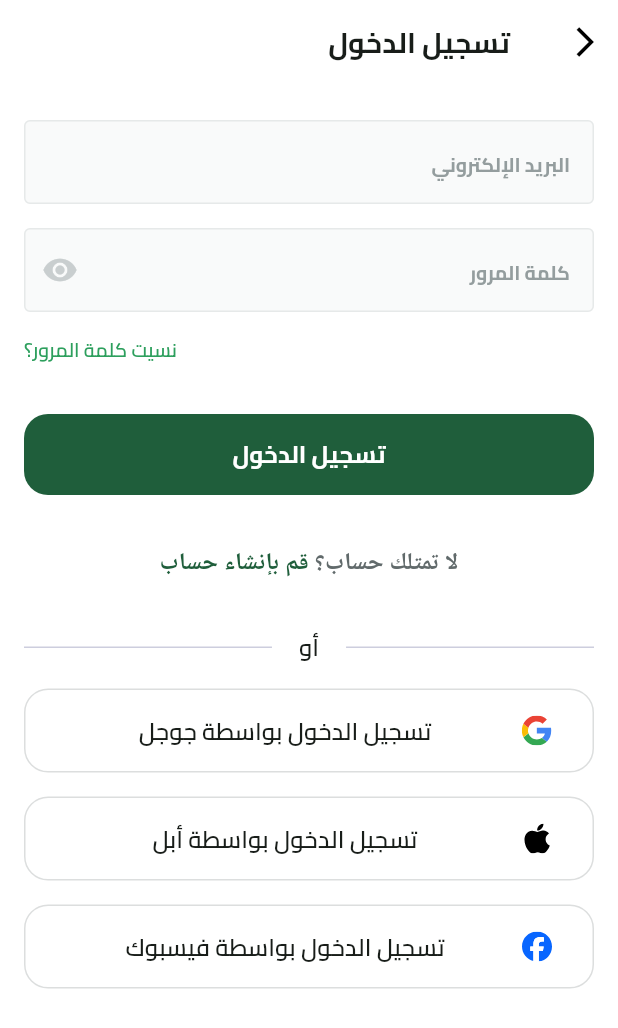
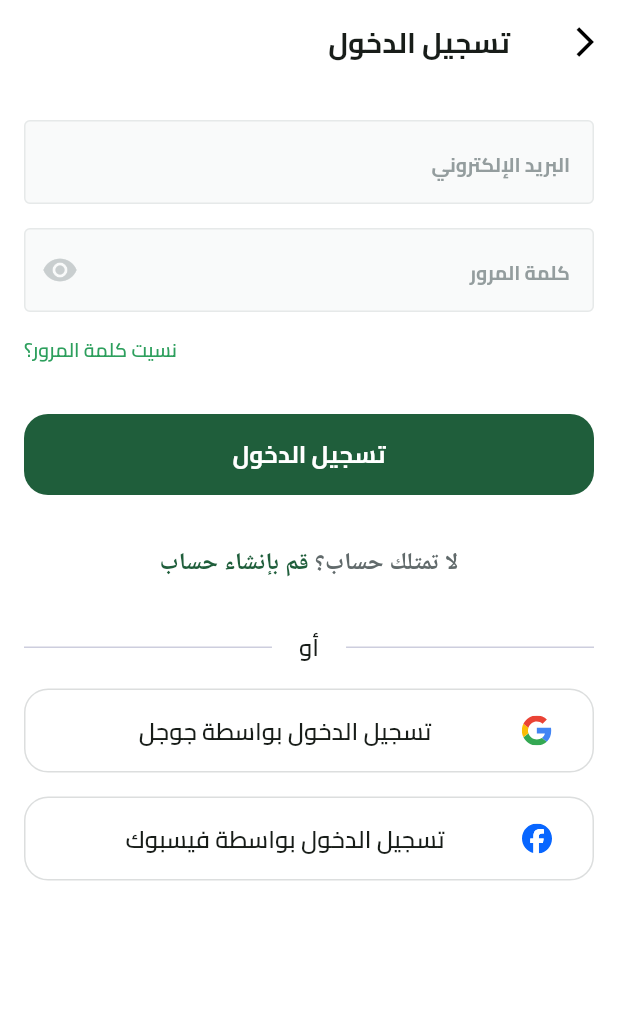
Before and after one commit to hashimsaffarini/Fruits-Hub, a Flutter app: the SigninView screen opened by its route, on a phone screen of 412 x 824 dp. Shown: the top 1028 px of the screen. Run offline on Flutter 3.47's test engine with Material 3 defaults, Android fonts, the phone set to English and light mode, and no system bars; drawn by our look-alikes of modal_progress_hud_nsn; our stand-ins replace dartz, dots_indicator, firebase_auth, firebase_core, flutter_bloc, flutter_svg and 4 more; missing offline and left inert: flutter_facebook_auth; accounts and stored records are empty.

Commit message:
finish logic and ui of auth and fix bugs

```diff
--- a/lib/core/services/firebase_auth_service.dart
+++ b/lib/core/services/firebase_auth_service.dart
@@ -27,6 +27,9 @@ class FirebaseAuthService {
       } else if (e.code == 'email-already-in-use') {
         throw CustomException(
             message: 'لقد قمت بالتسجيل مسبقاً. الرجاء تسجيل الدخول.');
+      } else if (e.code == 'invalid-credential') {
+        throw CustomException(
+            message: 'الرقم السري او البريد الالكتروني غير صحيح.');
       } else if (e.code == 'network-request-failed') {
         throw CustomException(message: 'تاكد من اتصالك بالانترنت.');
       } else {
--- a/lib/features/auth/ui/views/widgets/signin_view_body.dart
+++ b/lib/features/auth/ui/views/widgets/signin_view_body.dart
@@ -1,3 +1,5 @@
+import 'dart:io';
+
 import 'package:flutter/material.dart';
 import 'package:flutter_bloc/flutter_bloc.dart';
 import 'package:fruits_hub/core/utils/app_colors.dart';
@@ -90,6 +92,9 @@ class _SigninViewBodyState extends State<SigninViewBody> {
               const SizedBox(
                 height: 16,
               ),
+              Platform.isIOS
+                  ? Column(
+                      children: [
                         SocialLoginButton(
                           onPressed: () {
                             context.read<SigninCubit>().sigininWithApple();
@@ -100,6 +105,9 @@ class _SigninViewBodyState extends State<SigninViewBody> {
                         const SizedBox(
                           height: 16,
                         ),
+                      ],
+                    )
+                  : const SizedBox(),
               SocialLoginButton(
                 onPressed: () {
                   context.read<SigninCubit>().signinWithFacebook();
```
Also changed, not shown: 2 other files. Lines whose indentation alone changed are shown as unchanged.
